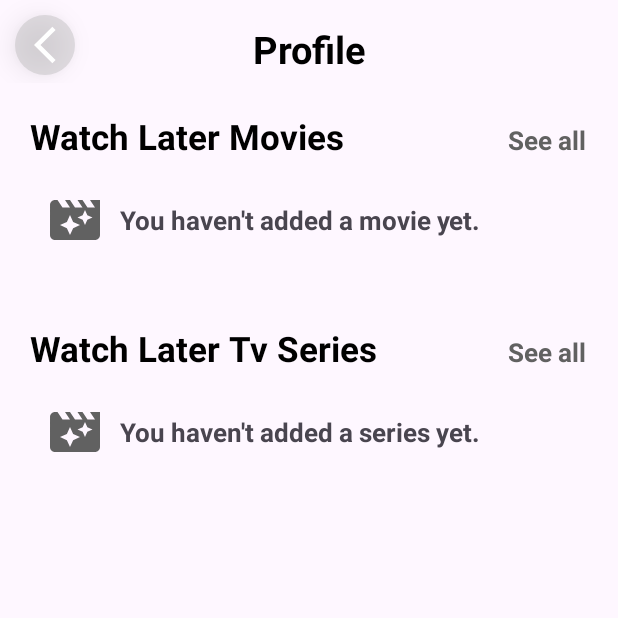
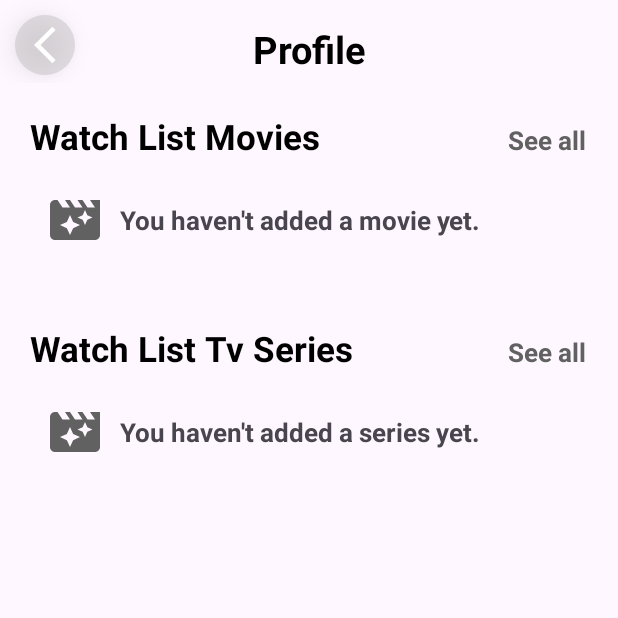
Before and after one commit to DogacTanriverdi/MovieApp, an Android app: the ProfileFragment screen opened through its navigation route, on a phone screen of 412 x 824 dp, the top half of it. Run offline under Robolectric (Android 15) with nearby library versions, the phone set to English and light mode, and no system bars; our stand-ins replace Dagger/Hilt's generated code, Shimmer; pictures from the network do not load.

```diff
--- a/app/src/main/res/layout/fragment_profile.xml
+++ b/app/src/main/res/layout/fragment_profile.xml
@@ -74,7 +74,7 @@
                         android:layout_width="wrap_content"
                         android:layout_height="wrap_content"
                         android:layout_weight="100"
-                        android:text="@string/watch_later_movies"
+                        android:text="@string/watch_list_movies"
                         android:textColor="@color/text_color"
                         android:textSize="23sp"
                         android:textStyle="bold" />
@@ -179,7 +179,7 @@
                         android:layout_width="wrap_content"
                         android:layout_height="wrap_content"
                         android:layout_weight="100"
-                        android:text="@string/watch_later_tv_series"
+                        android:text="@string/watch_list_tv_series"
                         android:textColor="@color/text_color"
                         android:textSize="23sp"
                         android:textStyle="bold" />
--- a/app/src/main/res/values/strings.xml
+++ b/app/src/main/res/values/strings.xml
@@ -1,5 +1,5 @@
 <resources>
-    <string name="app_name">Movie App</string>
+    <string name="app_name">Movie Time</string>
     <string name="trending_now">Trending Now</string>
     <string name="see_all">See all</string>
     <string name="trending_tv_series">Trending Tv Series</string>
@@ -33,5 +33,4 @@
     <string name="you_haven_t_added_a_series_yet">You haven\'t added a series yet.</string>
     <string name="watch_list_movies">Watch List Movies</string>
     <string name="watch_list_tv_series">Watch List Tv Series</string>
-    <string name="error_network">A network error has occurred! Please try again.</string>
 </resources>
```
Also changed, not shown: 1 other file.
